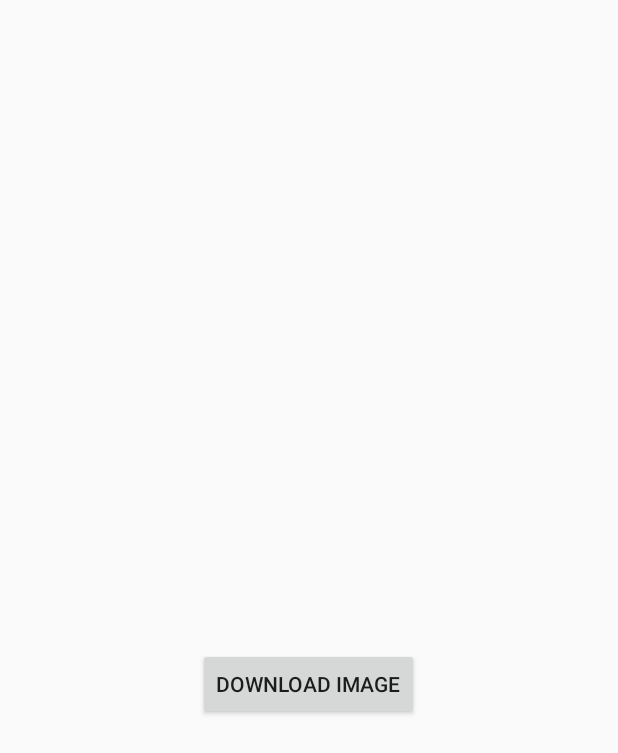
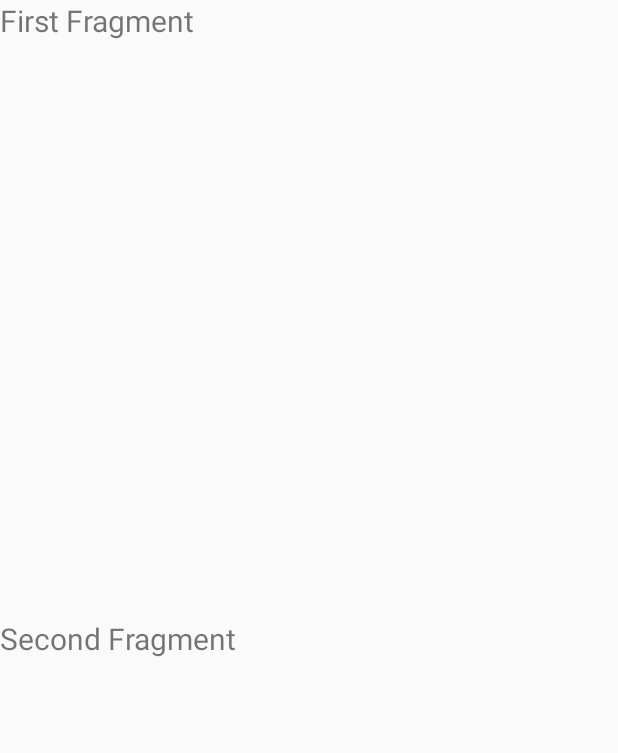
Before and after one commit to trandtrieu/PRM392-Excercises, an Android app: the MainActivity screen opened directly, with no data from a screen before it, on a phone screen of 412 x 824 dp. Shown: the top 753 px of the screen. Run offline under Robolectric (Android 15) with nearby library versions, the phone set to English and light mode, and no system bars.

Commit message:
excercise 19

```diff
--- /dev/null
+++ b/app/src/main/java/com/example/simpleui/FirstFragment.java
@@ -0,0 +1,69 @@
+package com.example.simpleui;
+
+import android.os.Bundle;
+import android.view.LayoutInflater;
+import android.view.View;
+import android.view.ViewGroup;
+import android.widget.TextView;
+
+import androidx.fragment.app.Fragment;
+
+/**
+ * A simple {@link Fragment} subclass.
+ * Use the {@link FirstFragment#newInstance} factory method to
+ * create an instance of this fragment.
+ */
+public class FirstFragment extends Fragment {
+    // TODO: Rename parameter arguments, choose names that match
+// the fragment initialization parameters, e.g.ARG_ITEM_NUMBER
+    private static final String ARG_PARAM1 = "param1";
+    private static final String ARG_PARAM2 = "param2";
+    // TODO: Rename and change types of parameters
+    private String mParam1;
+    private String mParam2;
+
+    public FirstFragment() {
+// Required empty public constructor
+    }
+
+    /**
+     * 3
+     * Use this factory method to create a new instance of
+     * this fragment using the provided parameters.
+     *
+     * @param param1 Parameter 1.
+     * @param param2 Parameter 2.
+     * @return A new instance of fragment FirstFragment.
+     */
+// TODO: Rename and change types and number of parameters
+    public static FirstFragment newInstance(String param1,
+                                            String param2) {
+        FirstFragment fragment = new FirstFragment();
+        Bundle args = new Bundle();
+        args.putString(ARG_PARAM1, param1);
+        args.putString(ARG_PARAM2, param2);
+        fragment.setArguments(args);
+        return fragment;
+    }
+
+    @Override
+    public void onCreate(Bundle savedInstanceState) {
+        super.onCreate(savedInstanceState);
+        if (getArguments() != null) {
+            mParam1 = getArguments().getString(ARG_PARAM1);
+            mParam2 = getArguments().getString(ARG_PARAM2);
+        }
+    }
+
+    @Override
+    public View onCreateView(LayoutInflater inflater,
+                             ViewGroup container, Bundle savedInstanceState) {
+// Inflate the layout for this fragment
+        View view = inflater.inflate(R.layout.fragment_first,
+                container, false);
+        TextView textView =
+                view.findViewById(R.id.textViewFirst);
+        textView.setText(mParam1 + " " + mParam2);
+        return view;
+    }
+}
--- a/app/src/main/java/com/example/simpleui/MainActivity.java
+++ b/app/src/main/java/com/example/simpleui/MainActivity.java
@@ -1,20 +1,16 @@
 package com.example.simpleui;
 
 import android.os.Bundle;
-import android.view.View;
-import android.widget.Button;
-import android.widget.ImageView;
 
 import androidx.activity.EdgeToEdge;
 import androidx.appcompat.app.AppCompatActivity;
 import androidx.core.graphics.Insets;
 import androidx.core.view.ViewCompat;
 import androidx.core.view.WindowInsetsCompat;
+import androidx.fragment.app.FragmentManager;
+import androidx.fragment.app.FragmentTransaction;
 
 public class MainActivity extends AppCompatActivity {
-    private ImageView imageView;
-    private Button downloadButton;
-
     @Override
     protected void onCreate(Bundle savedInstanceState) {
         super.onCreate(savedInstanceState);
@@ -27,17 +23,24 @@ public class MainActivity extends AppCompatActivity {
                     systemBars.right, systemBars.bottom);
             return insets;
         });
-        imageView = findViewById(R.id.imageView);
-        downloadButton = findViewById(R.id.downloadButton);
-        downloadButton.setOnClickListener(new
-                                                  View.OnClickListener() {
-                                                      @Override
-                                                      public void onClick(View v) {
-                                                          String imageUrl =
-                                                                  "https://encrypted-tbn0.gstatic.com/images?q=tbn:ANd9GcQykUKbHv4ruhdGJFoibGSHsTobb4-fVfXUkw&s";
-                                                          new
-                                                                  ImageDownloader(imageView).downloadImage(imageUrl);
-                                                      }
-                                                  });
+        String param1 = "First";
+        String param2 = "Second";
+        String param3 = "Fragment";
+// Create the first fragment
+        FirstFragment firstFragment =
+                FirstFragment.newInstance(param1, param3);
+// Create the second fragment
+        FirstFragment secondFragment =
+                FirstFragment.newInstance(param2, param3);
+// Add the fragments to their respective containers
+        FragmentManager fragmentManager =
+                getSupportFragmentManager();
+        FragmentTransaction fragmentTransaction =
+                fragmentManager.beginTransaction();
+        fragmentTransaction.add(R.id.fragment_container1,
+                firstFragment);
+        fragmentTransaction.add(R.id.fragment_container2,
+                secondFragment);
+        fragmentTransaction.commit();
     }
 }
--- a/app/src/main/res/layout/activity_main.xml
+++ b/app/src/main/res/layout/activity_main.xml
@@ -1,24 +1,21 @@
 <?xml version="1.0" encoding="utf-8"?>
-<RelativeLayout xmlns:android="http://schemas.android.com/apk/res/android"
+<LinearLayout xmlns:android="http://schemas.android.com/apk/res/android"
     xmlns:tools="http://schemas.android.com/tools"
     android:id="@+id/main"
     android:layout_width="match_parent"
     android:layout_height="match_parent"
+    android:orientation="vertical"
     tools:context=".MainActivity">
 
-    <ImageView
-        android:id="@+id/imageView"
-        android:layout_width="wrap_content"
-        android:layout_height="wrap_content"
-        android:layout_centerInParent="true"
-        android:contentDescription="Image View" />
+    <FrameLayout
+        android:id="@+id/fragment_container1"
+        android:layout_width="match_parent"
+        android:layout_height="0dp"
+        android:layout_weight="1" />
 
-    <Button
-        android:id="@+id/downloadButton"
-        android:layout_width="wrap_content"
-        android:layout_height="wrap_content"
-        android:layout_below="@id/imageView"
-        android:layout_centerHorizontal="true"
-        android:layout_marginTop="20dp"
-        android:text="Download Image" />
-</RelativeLayout>
+    <FrameLayout
+        android:id="@+id/fragment_container2"
+        android:layout_width="match_parent"
+        android:layout_height="0dp"
+        android:layout_weight="1" />
+</LinearLayout>
--- /dev/null
+++ b/app/src/main/res/layout/fragment_first.xml
@@ -0,0 +1,15 @@
+<?xml version="1.0" encoding="utf-8"?>
+<LinearLayout xmlns:android="http://schemas.android.com/apk/res/android"
+    xmlns:tools="http://schemas.android.com/tools"
+    android:layout_width="match_parent"
+    android:layout_height="match_parent"
+    android:orientation="vertical"
+    tools:context=".FirstFragment">
+
+    <TextView
+        android:id="@+id/textViewFirst"
+        android:layout_width="wrap_content"
+        android:layout_height="wrap_content"
+        android:text="First Fragment"
+        android:textSize="20sp" />
+</LinearLayout>
--- a/app/src/main/res/values/strings.xml
+++ b/app/src/main/res/values/strings.xml
@@ -15,4 +15,6 @@ account?</string>
 Password?</string>
     <string name="or_sign_in_with">or sign in with</string>
     <string name="todo">TODO</string>
+    <!-- TODO: Remove or change this placeholder text -->
+    <string name="hello_blank_fragment">Hello blank fragment</string>
 </resources>
```
Also changed, not shown: app/src/main/java/com/example/simpleui/SecondFragment.java (added, +69 -0 lines), app/src/main/res/layout/fragment_second.xml (added, +15 -0 lines).
